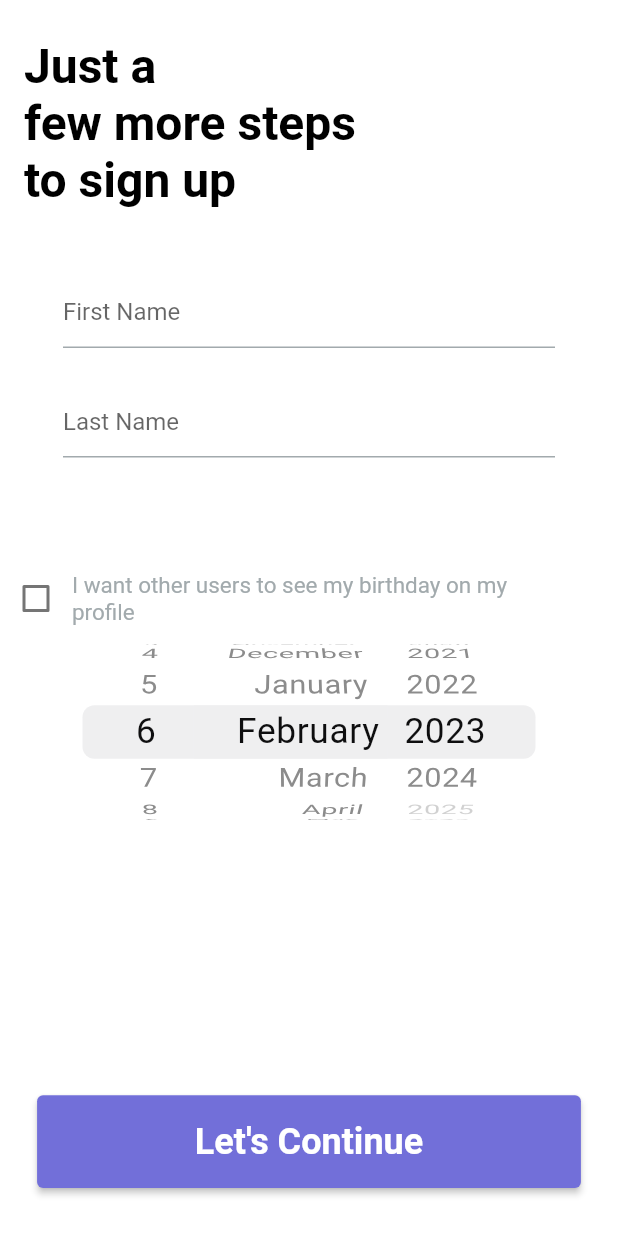
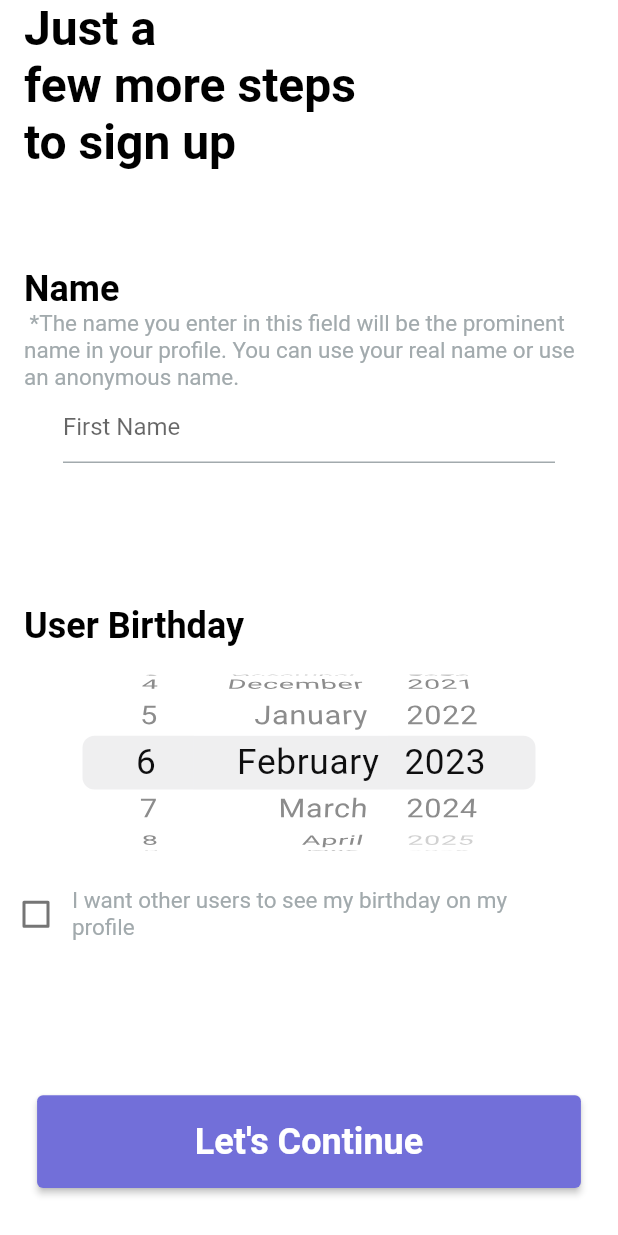
Before and after one commit to 404ibra/diarymedia, a Flutter app: the screen it shows after launch, on a phone screen of 412 x 824 dp. Run offline on Flutter 3.47's test engine with Material 2 defaults, Android fonts, the phone set to English and light mode, and no system bars; our stand-ins replace easy_localization, firebase_auth, firebase_core, get; accounts and stored records are empty.

Commit message:
Some bugs fixed and ui updates initprof screen

```diff
--- a/assets/lang/en-EN.json
+++ b/assets/lang/en-EN.json
@@ -9,5 +9,7 @@
     "signInDescriptionText": "Before we start everything, we ask you to write your e-mail address and then create a strong password so that we can create a special account for you.",
     "createInitialProfileHeadlineText": "Just a\nfew more steps\nto sign up",
     "createInitProfileBirthdayCheckbox": "I want other users to see my birthday on my\nprofile",
-    "letsContinue": "Let's Continue"
+    "letsContinue": "Let's Continue",
+    "createInitialProfileNameDescription" :
+    " *The name you enter in this field will be the prominent name in your profile. You can use your real name or use an anonymous name."
 }
--- a/assets/lang/tr-TR.json
+++ b/assets/lang/tr-TR.json
@@ -6,5 +6,7 @@
     "registerText": "Kayıt Ol",
     "youHaveAlreadyAccount": "Zaten bir hesabınız var mı ?",
     "loginText": " Giriş Yapın",
-    "signInDescriptionText": "Her şeye başlamadan sizden e-posta adresinizi ve güçlü bir şifre oluşturmanızı isteyeceğiz. "
+    "signInDescriptionText": "Her şeye başlamadan sizden e-posta adresinizi ve güçlü bir şifre oluşturmanızı isteyeceğiz. ",
+    "createInitialProfileNameDescription" :
+    " *Bu alana yazdığınız isim profilinizde öne çıkan isim olacaktır. Gerçek isminizi kullanabilir veya anonim bir isim kullanabilirsiniz."
 }
--- a/lib/constant/custom_textstyles.dart
+++ b/lib/constant/custom_textstyles.dart
@@ -8,6 +8,8 @@ class TextStyles {
       TextStyle(color: CustomColors.primaryGreen, fontSize: 15);
   static const TextStyle kHeadlineTextStyle =
       TextStyle(color: Colors.black, fontSize: 32, fontWeight: FontWeight.bold);
+  static const TextStyle lHeadlineTextStyle =
+      TextStyle(color: Colors.black, fontSize: 24, fontWeight: FontWeight.bold);
   static const TextStyle largeElevatedButtonText =
       TextStyle(color: Colors.white, fontSize: 24, fontWeight: FontWeight.w600);
 }
--- a/lib/views/auth/user_create_initial_profile.dart
+++ b/lib/views/auth/user_create_initial_profile.dart
@@ -4,10 +4,10 @@ import 'package:dia/view_model/user_inputs.dart';
 import 'package:dia/views/auth/pick_profile_picture.dart';
 import 'package:flutter/cupertino.dart';
 import 'package:flutter/material.dart';
-
+import 'package:get/get.dart' show Get;
+import 'package:get/get.dart' show GetNavigation;
 import 'package:provider/provider.dart';
-// TO DO BUG
-import 'package:easy_localization/easy_localization.dart' as Translate;
+import 'package:easy_localization/easy_localization.dart';
 import '../../widgets/large_elevated_button.dart';
 
 class CreateInitialProfile extends StatelessWidget {
@@ -26,7 +26,6 @@ class CreateInitialProfile extends StatelessWidget {
           child: Column(
             crossAxisAlignment: CrossAxisAlignment.start,
             children: <Widget>[
-              const SizedBox(height: 25),
               Padding(
                 padding: CustomPaddings.kHorizontalPadding,
                 child: Text(
@@ -34,11 +33,45 @@ class CreateInitialProfile extends StatelessWidget {
                   style: TextStyles.kHeadlineTextStyle,
                 ),
               ),
-              const SizedBox(height: 45),
+              const Spacer(),
+              const Padding(
+                padding: CustomPaddings.kHorizontalPadding,
+                child: Text(
+                  "Name",
+                  style: TextStyles.lHeadlineTextStyle,
+                ),
+              ),
+              Padding(
+                padding: CustomPaddings.kHorizontalPadding,
+                child: Text(
+                  "createInitialProfileNameDescription".tr(),
+                  style: TextStyles.kTextStylePrimaryGrey,
+                ),
+              ),
               Center(child: UserInputs.firstName),
-              const SizedBox(height: 25),
-              Center(child: UserInputs.lastName),
-              const SizedBox(height: 70),
+              const SizedBox(height: 30),
+              const Spacer(),
+              const Padding(
+                padding: CustomPaddings.kHorizontalPadding,
+                child: Text(
+                  "User Birthday",
+                  style: TextStyles.lHeadlineTextStyle,
+                ),
+              ),
+              Padding(
+                padding: const EdgeInsets.symmetric(vertical: 12),
+                child: SizedBox(
+                    height: 130,
+                    child: CupertinoDatePicker(
+                        dateOrder: DatePickerDateOrder.dmy,
+                        mode: CupertinoDatePickerMode.date,
+                        initialDateTime: DateTime(2023, 2, 6),
+                        minimumDate: DateTime(1881, 11, 10),
+                        maximumDate: DateTime(2024, 2, 6),
+                        onDateTimeChanged: (value) {
+                          createInitProfProviders.changeBirthday(value);
+                        })),
+              ),
               Row(
                 children: [
                   Checkbox(
@@ -53,24 +86,13 @@ class CreateInitialProfile extends StatelessWidget {
                   ),
                 ],
               ),
-              SizedBox(
-                  height: 130,
-                  child: CupertinoDatePicker(
-                      dateOrder: DatePickerDateOrder.dmy,
-                      mode: CupertinoDatePickerMode.date,
-                      initialDateTime: DateTime(2023, 2, 6),
-                      minimumDate: DateTime(1881, 11, 10),
-                      maximumDate: DateTime(2024, 2, 6),
-                      onDateTimeChanged: (value) {
-                        createInitProfProviders.changeBirthday(value);
-                      })),
               const Spacer(),
               LargeElevatedButton(
                 buttonText: "letsContinue".tr(),
                 onPressed: () {
-                  // Get.to(() => PickProfilePicture());
+                  Get.to(() => const PickProfilePicture());
                 },
-              )
+              ),
             ],
           ),
         ),
```
Also changed, not shown: lib/views/auth/pick_profile_picture.dart (+16 -2 lines), 3 other files.
